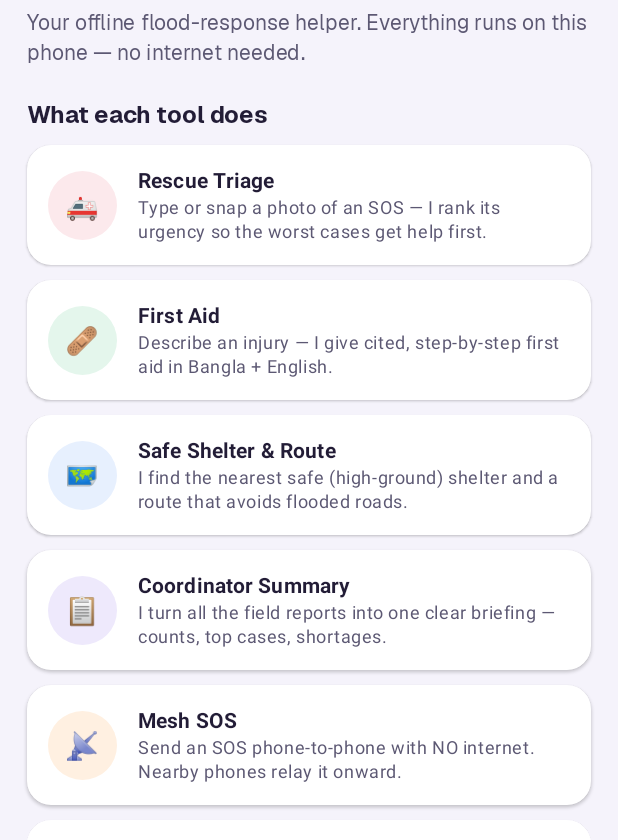
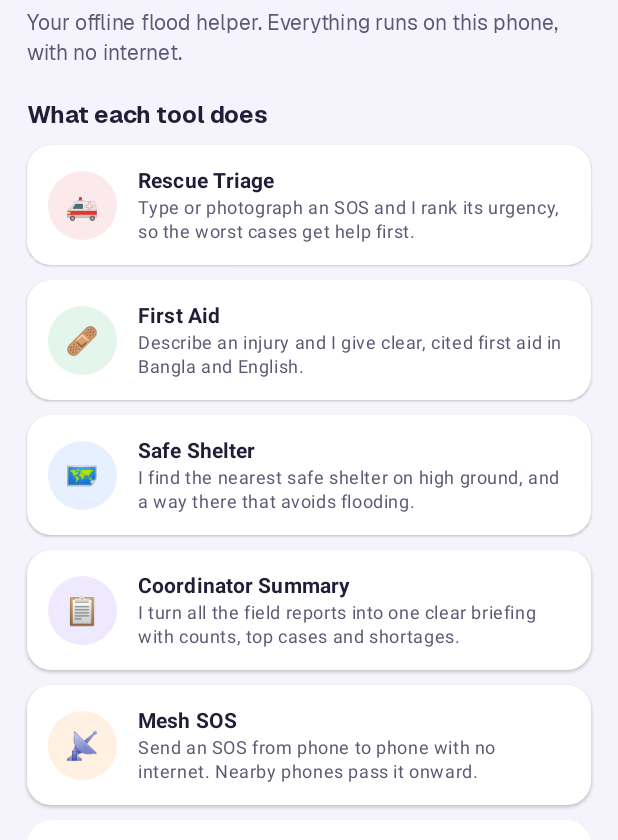
Before and after one commit to AuvroIslam/Disha, an Android app built with Jetpack Compose: the GuideScreen screen opened through its navigation route, on a phone screen of 412 x 824 dp, the part 396-1236 px from its top. Run offline under Robolectric (Android 15) with nearby library versions, the light colour scheme and no system bars; network calls fail; Roboto replaces fonts that are not available here.

Commit message:
Polish hero text and labels

```diff
--- a/disha-android/app/src/main/java/com/example/gemmachat/ui/firstaid/FirstAidScreen.kt
+++ b/disha-android/app/src/main/java/com/example/gemmachat/ui/firstaid/FirstAidScreen.kt
@@ -68,7 +68,7 @@ fun FirstAidScreen(viewModel: FirstAidViewModel, onBack: () -> Unit) {
             Modifier.padding(pad).padding(16.dp).fillMaxSize().verticalScroll(rememberScrollState()),
         ) {
             HeroBanner(R.drawable.hero_firstaid,
-                title = "First Aid", subtitle = "Cited, step-by-step guidance")
+                title = "First Aid", subtitle = "Trusted, cited guidance")
             Spacer(Modifier.height(12.dp))
             when {
                 ui.engineLoading -> Row(verticalAlignment = Alignment.CenterVertically) {
@@ -77,7 +77,7 @@ fun FirstAidScreen(viewModel: FirstAidViewModel, onBack: () -> Unit) {
                     Text("Loading on-device Gemma 4…", style = MaterialTheme.typography.bodySmall)
                 }
                 ui.engineReady -> Text(
-                    "● Grounded in offline first-aid packs (WHO/IFRC/Red Cross), answered by Gemma 4.",
+                    "● Grounded in offline first aid guidance (WHO, IFRC, Red Cross), answered by Gemma 4.",
                     style = MaterialTheme.typography.bodySmall, color = MaterialTheme.colorScheme.primary)
                 else -> Text("Model not loaded — showing the source passages directly.",
                     style = MaterialTheme.typography.bodySmall, color = MaterialTheme.colorScheme.error)
@@ -104,7 +104,7 @@ fun FirstAidScreen(viewModel: FirstAidViewModel, onBack: () -> Unit) {
                     Spacer(Modifier.width(8.dp))
                     Text("Thinking on-device…")
                 } else {
-                    Text("Get First-Aid Steps")
+                    Text("Get First Aid Steps")
                 }
             }
 
--- a/disha-android/app/src/main/java/com/example/gemmachat/ui/guide/GuideScreen.kt
+++ b/disha-android/app/src/main/java/com/example/gemmachat/ui/guide/GuideScreen.kt
@@ -54,17 +54,17 @@ private data class Feature(val emoji: String, val bg: Color, val title: String,
 
 private val FEATURES = listOf(
     Feature("🚑", TileTriageBg, "Rescue Triage",
-        "Type or snap a photo of an SOS — I rank its urgency so the worst cases get help first."),
+        "Type or photograph an SOS and I rank its urgency, so the worst cases get help first."),
     Feature("🩹", TileAidBg, "First Aid",
-        "Describe an injury — I give cited, step-by-step first aid in Bangla + English."),
-    Feature("🗺️", TileShelterBg, "Safe Shelter & Route",
-        "I find the nearest safe (high-ground) shelter and a route that avoids flooded roads."),
+        "Describe an injury and I give clear, cited first aid in Bangla and English."),
+    Feature("🗺️", TileShelterBg, "Safe Shelter",
+        "I find the nearest safe shelter on high ground, and a way there that avoids flooding."),
     Feature("📋", TileSummaryBg, "Coordinator Summary",
-        "I turn all the field reports into one clear briefing — counts, top cases, shortages."),
+        "I turn all the field reports into one clear briefing with counts, top cases and shortages."),
     Feature("📡", TileMeshBg, "Mesh SOS",
-        "Send an SOS phone-to-phone with NO internet. Nearby phones relay it onward."),
+        "Send an SOS from phone to phone with no internet. Nearby phones pass it onward."),
     Feature("💬", TileChatBg, "AI Assistant",
-        "Ask me anything about flood safety or first aid — answered right on your phone."),
+        "Ask me anything about flood safety or first aid, answered right on your phone."),
 )
 
 @OptIn(ExperimentalMaterial3Api::class)
@@ -96,7 +96,7 @@ fun GuideScreen(onBack: () -> Unit) {
                 style = MaterialTheme.typography.headlineSmall,
                 modifier = Modifier.align(Alignment.CenterHorizontally))
             Spacer(Modifier.height(6.dp))
-            Text("Your offline flood-response helper. Everything runs on this phone — no internet needed.",
+            Text("Your offline flood helper. Everything runs on this phone, with no internet.",
                 color = TextSecondary, style = MaterialTheme.typography.bodyMedium,
                 modifier = Modifier.fillMaxWidth())
 
@@ -115,7 +115,7 @@ fun GuideScreen(onBack: () -> Unit) {
                 title = "How to get around",
                 lines = listOf(
                     "1.  Tap any card on the Home screen to open a tool.",
-                    "2.  Use the  ←  back arrow (top-left) to return Home.",
+                    "2.  Use the  ←  back arrow at the top to return Home.",
                     "3.  In an emergency, start with Rescue Triage or Mesh SOS.",
                 ),
             )
@@ -125,10 +125,10 @@ fun GuideScreen(onBack: () -> Unit) {
                 mascot = R.drawable.mascot_3,
                 title = "Good to know",
                 lines = listOf(
-                    "• Everything works fully offline — even in airplane mode.",
-                    "• First Aid answers are grounded in WHO / IFRC guidance and cited.",
-                    "• Mesh SOS needs Bluetooth + Wi-Fi on; a second phone nearby to receive.",
-                    "• AI guidance supports, not replaces, professional help.",
+                    "• Everything works fully offline, even in airplane mode.",
+                    "• First Aid answers are grounded in WHO and IFRC guidance, and cited.",
+                    "• Mesh SOS needs Bluetooth and Wi-Fi on, plus a second phone nearby.",
+                    "• AI guidance supports, and does not replace, professional help.",
                 ),
             )
 
```
Also changed, not shown: disha-android/app/src/main/java/com/example/gemmachat/ui/components/HeroBanner.kt (+18 -7 lines), disha-android/app/src/main/java/com/example/gemmachat/ui/gis/GisScreen.kt (+14 -3 lines), disha-android/app/src/main/java/com/example/gemmachat/ui/home/DishaHomeScreen.kt (+6 -3 lines).
